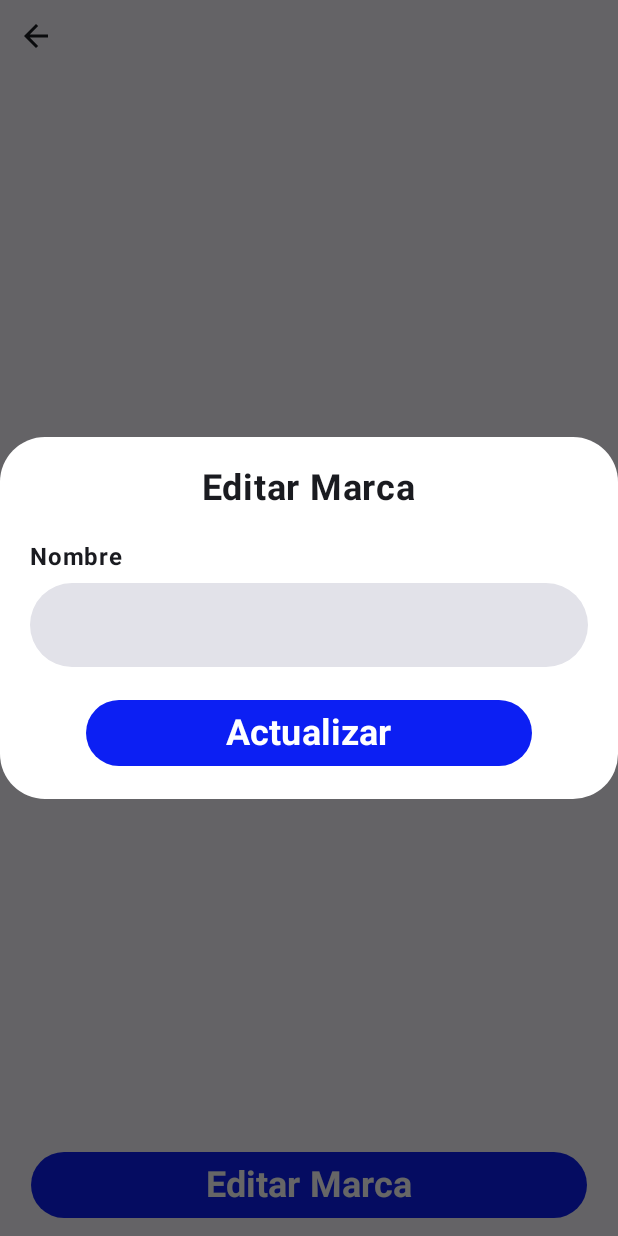
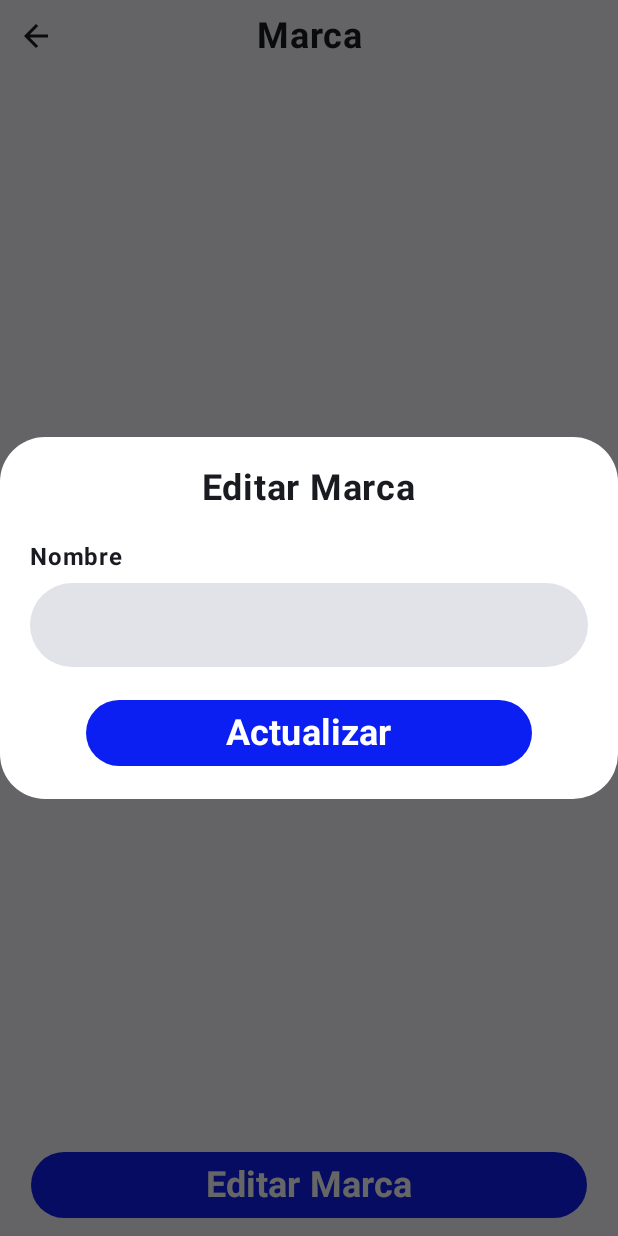
Before and after one commit to Yonjar-Android/FacturacionElUnico, an Android app built with Jetpack Compose: the composable BrandDetailScreen called with empty values, after a tap on "Editar Marca", on a phone screen of 412 x 824 dp. Run offline under Robolectric (Android 15) with nearby library versions, the phone set to English and light mode, and no system bars; our stand-ins replace Dagger/Hilt's generated code; 1 statement that could not run was skipped.

Commit message:
feat: changes in TopAppBarCustom and SearchBarComponent, also implement flow to show instant changes when update brand or category

```diff
--- a/app/src/main/java/com/example/facturacionelunico/data/database/dao/CategoriaDao.kt
+++ b/app/src/main/java/com/example/facturacionelunico/data/database/dao/CategoriaDao.kt
@@ -19,6 +19,9 @@ interface CategoriaDao {
     @Query("SELECT * FROM categoria")
     fun getAll(): Flow<List<CategoriaEntity>>
 
+    @Query("SELECT * FROM categoria WHERE id = :categoryId LIMIT 1")
+    fun getCategoryById(categoryId: Long): Flow<CategoriaEntity>
+
     @Query("""
     SELECT producto.id,
            producto.nombre as name,
--- a/app/src/main/java/com/example/facturacionelunico/data/database/dao/MarcaDao.kt
+++ b/app/src/main/java/com/example/facturacionelunico/data/database/dao/MarcaDao.kt
@@ -19,6 +19,9 @@ interface MarcaDao {
     @Query("SELECT * FROM marca")
     fun getAll(): Flow<List<MarcaEntity>>
 
+    @Query("SELECT * FROM marca WHERE id = :brandId LIMIT 1")
+    fun getBrandById(brandId: Long): Flow<MarcaEntity>
+
     @Query("""
     SELECT producto.id,
            producto.nombre as name,
--- a/app/src/main/java/com/example/facturacionelunico/data/repositories/BrandRepositoryImp.kt
+++ b/app/src/main/java/com/example/facturacionelunico/data/repositories/BrandRepositoryImp.kt
@@ -24,6 +24,15 @@ class BrandRepositoryImp @Inject constructor(
 
     }
 
+    override fun getBrandById(brandId: Long): Flow<BrandDomainModel> {
+        return brandDao.getBrandById(brandId).map {
+            BrandDomainModel(
+                brandId = it.id,
+                brandName = it.nombre
+            )
+        }
+    }
+
     override suspend fun getProductsByBrand(brandId: Long): List<DetailedProductModel> {
         return brandDao.getDetailedByBrandId(brandId)
     }
--- a/app/src/main/java/com/example/facturacionelunico/domain/repositories/BrandRepository.kt
+++ b/app/src/main/java/com/example/facturacionelunico/domain/repositories/BrandRepository.kt
@@ -7,6 +7,8 @@ import kotlinx.coroutines.flow.Flow
 interface BrandRepository {
     fun getBrands(): Flow<List<BrandDomainModel>>
 
+    fun getBrandById(brandId:Long):Flow<BrandDomainModel>
+
     suspend fun getProductsByBrand(brandId: Long): List<DetailedProductModel>
 
     suspend fun createBrand(brandName: String)
--- a/app/src/main/java/com/example/facturacionelunico/domain/repositories/CategoryRepository.kt
+++ b/app/src/main/java/com/example/facturacionelunico/domain/repositories/CategoryRepository.kt
@@ -8,6 +8,8 @@ interface CategoryRepository {
 
     fun getCategories(): Flow<List<CategoryDomainModel>>
 
+    fun getCategoryById(categoryId:Long): Flow<CategoryDomainModel>
+
     suspend fun getProductsByCategory(categoryId: Long): List<DetailedProductModel>
 
     suspend fun createCategory(categoryName: String)
--- a/app/src/main/java/com/example/facturacionelunico/presentation/productScreenTab/brandScreen/BrandScreen.kt
+++ b/app/src/main/java/com/example/facturacionelunico/presentation/productScreenTab/brandScreen/BrandScreen.kt
@@ -58,7 +58,8 @@ fun BrandScreen(
                 .padding(top = 10.dp)
         ) {
             var textValue by remember { mutableStateOf("") }
-            SearchBarComponent(textValue, onChangeValue = { textValue = it })
+            SearchBarComponent(textValue, onChangeValue = { textValue = it },
+                doSearch = {})
 
             Spacer(modifier = Modifier.size(10.dp))
 
@@ -66,7 +67,7 @@ fun BrandScreen(
                 items(brands) {
                     BrandItem(it,
                         navigate = { id, name ->
-                            navController.navigate("BrandDetailScreen/$id/$name")
+                            navController.navigate("BrandDetailScreen/$id")
                         })
                 }
             }
--- a/app/src/main/java/com/example/facturacionelunico/presentation/productScreenTab/brandScreen/brandDetailScreen/BrandDetailScreen.kt
+++ b/app/src/main/java/com/example/facturacionelunico/presentation/productScreenTab/brandScreen/brandDetailScreen/BrandDetailScreen.kt
@@ -30,17 +30,19 @@ import com.example.facturacionelunico.presentation.sharedComponents.TopAppBarCus
 @Composable
 fun BrandDetailScreen(
     brandId: Long,
-    brandName:String,
     navController: NavController,
     brandDetailScreenViewModel: BrandDetailScreenViewModel = hiltViewModel()
 ){
-    LaunchedEffect(Unit) {
+    LaunchedEffect(brandId) {
         brandDetailScreenViewModel.getProductsByBrand(brandId)
+        brandDetailScreenViewModel.observeBrand(brandId)
     }
+
+    val brand by brandDetailScreenViewModel.brand.collectAsStateWithLifecycle()
 
     val products by brandDetailScreenViewModel.products.collectAsStateWithLifecycle()
 
-    var textValue by remember { mutableStateOf("") }
+    var textValue by remember { mutableStateOf(brand?.brandName ?: "") }
     var showDialog by remember { mutableStateOf(false) }
 
     Column(
@@ -50,7 +52,7 @@ fun BrandDetailScreen(
 
         // Barra superior con título y flecha para navegar hacia atrás
         TopAppBarCustom(
-            title = brandName,
+            title = brand?.brandName ?: "Marca",
             onNavigationClick = { navController.navigateUp() }
         )
 
@@ -94,5 +96,4 @@ fun BrandDetailScreen(
             }
         )
     }
-
 }
--- a/app/src/main/java/com/example/facturacionelunico/presentation/productScreenTab/brandScreen/brandDetailScreen/BrandDetailScreenViewModel.kt
+++ b/app/src/main/java/com/example/facturacionelunico/presentation/productScreenTab/brandScreen/brandDetailScreen/BrandDetailScreenViewModel.kt
@@ -3,11 +3,11 @@ package com.example.facturacionelunico.presentation.productScreenTab.brandScreen
 import androidx.lifecycle.ViewModel
 import androidx.lifecycle.viewModelScope
 import com.example.facturacionelunico.domain.models.BrandDomainModel
-import com.example.facturacionelunico.domain.models.CategoryDomainModel
 import com.example.facturacionelunico.domain.models.DetailedProductModel
 import com.example.facturacionelunico.domain.repositories.BrandRepository
 import dagger.hilt.android.lifecycle.HiltViewModel
 import kotlinx.coroutines.flow.MutableStateFlow
+import kotlinx.coroutines.flow.StateFlow
 import kotlinx.coroutines.flow.asStateFlow
 import kotlinx.coroutines.launch
 import javax.inject.Inject
@@ -19,6 +19,17 @@ class BrandDetailScreenViewModel @Inject constructor(
 
     private var _products = MutableStateFlow<List<DetailedProductModel>>(emptyList())
     val products = _products.asStateFlow()
+
+    private val _brand = MutableStateFlow<BrandDomainModel?>(null)
+    val brand = _brand.asStateFlow()
+
+    fun observeBrand(brandId: Long) {
+        viewModelScope.launch {
+            repository.getBrandById(brandId).collect { brandEntity ->
+                _brand.value = brandEntity
+            }
+        }
+    }
 
     fun getProductsByBrand(brandId: Long) {
         viewModelScope.launch {
--- a/app/src/main/java/com/example/facturacionelunico/presentation/productScreenTab/categoryScreen/CategoryScreen.kt
+++ b/app/src/main/java/com/example/facturacionelunico/presentation/productScreenTab/categoryScreen/CategoryScreen.kt
@@ -57,7 +57,8 @@ fun CategoryScreen(
                 .padding(top = 10.dp)
         ) {
             var textValue by remember { mutableStateOf("") }
-            SearchBarComponent(textValue, onChangeValue = { textValue = it })
+            SearchBarComponent(textValue, onChangeValue = { textValue = it },
+                doSearch = {})
 
             Spacer(modifier = Modifier.size(10.dp))
 
@@ -65,7 +66,7 @@ fun CategoryScreen(
                 items(categories) {
                     CategoryItem(it,
                         navigate = { id, name ->
-                            navController.navigate("CategoryDetailScreen/$id/$name")
+                            navController.navigate("CategoryDetailScreen/$id")
                         })
                 }
             }
--- a/app/src/main/java/com/example/facturacionelunico/presentation/productScreenTab/productScreen/ProductScreen.kt
+++ b/app/src/main/java/com/example/facturacionelunico/presentation/productScreenTab/productScreen/ProductScreen.kt
@@ -50,7 +50,8 @@ fun ProductScreen(
         ) {
 
             var textValue by remember { mutableStateOf("") }
-            SearchBarComponent(textValue, onChangeValue = { textValue = it })
+            SearchBarComponent(textValue, onChangeValue = { textValue = it },
+                doSearch = {})
 
             Spacer(modifier = Modifier.size(15.dp))
 
--- a/app/src/main/java/com/example/facturacionelunico/presentation/productScreenTab/productScreen/ProductScreenViewModel.kt
+++ b/app/src/main/java/com/example/facturacionelunico/presentation/productScreenTab/productScreen/ProductScreenViewModel.kt
@@ -19,8 +19,8 @@ import javax.inject.Inject
 @HiltViewModel
 class ProductScreenViewModel @Inject constructor(
     private val repository: ProductRepository,
-    private val brandRepository: BrandRepository,
-    private val categoryRepository: CategoryRepository
+    brandRepository: BrandRepository,
+    categoryRepository: CategoryRepository
 ): ViewModel() {
 
     val products: StateFlow<List<DetailedProductModel>> = repository.getProducts()
--- a/app/src/main/java/com/example/facturacionelunico/presentation/sharedComponents/TopAppBarCustom.kt
+++ b/app/src/main/java/com/example/facturacionelunico/presentation/sharedComponents/TopAppBarCustom.kt
@@ -1,8 +1,10 @@
 package com.example.facturacionelunico.presentation.sharedComponents
 
+import androidx.compose.foundation.layout.Arrangement
+import androidx.compose.foundation.layout.Box
 import androidx.compose.foundation.layout.Row
-import androidx.compose.foundation.layout.Spacer
 import androidx.compose.foundation.layout.fillMaxWidth
+import androidx.compose.foundation.layout.height
 import androidx.compose.material.icons.Icons
 import androidx.compose.material.icons.automirrored.filled.ArrowBack
 import androidx.compose.material3.Icon
@@ -13,6 +15,7 @@ import androidx.compose.ui.Alignment
 import androidx.compose.ui.Modifier
 import androidx.compose.ui.text.font.FontWeight
 import androidx.compose.ui.text.style.TextAlign
+import androidx.compose.ui.unit.dp
 import androidx.compose.ui.unit.sp
 
 @Composable
@@ -20,23 +23,32 @@ fun TopAppBarCustom(
     title: String,                     // Título dinámico (único parámetro obligatorio)
     onNavigationClick: () -> Unit = {} // Acción de navegación (opcional, vacío por defecto)
 ) {
-    Row(
-        modifier = Modifier.fillMaxWidth(),
-        verticalAlignment = Alignment.CenterVertically
+    Box(
+        modifier = Modifier.fillMaxWidth()
     ) {
-        IconButton(onClick = onNavigationClick) {
+
+        IconButton(onClick = onNavigationClick,
+            modifier = Modifier.align(Alignment.TopStart)) {
             Icon(
                 imageVector = Icons.AutoMirrored.Filled.ArrowBack, // Icono fijo
                 contentDescription = "arrow back icon"
             )
         }
-        Spacer(modifier = Modifier.weight(1.2f))
+
+        Row(
+            modifier = Modifier.fillMaxWidth()
+                .height(38.dp),
+            verticalAlignment = Alignment.Bottom,
+            horizontalArrangement = Arrangement.Center
+        ) {
+
             Text(
                 text = title,
                 fontSize = 24.sp,
                 fontWeight = FontWeight.Bold,
                 textAlign = TextAlign.Center
             )
-        Spacer(modifier = Modifier.weight(2f))
         }
     }
+
+}
```
Also changed, not shown: app/src/main/java/com/example/facturacionelunico/MainActivity.kt (+17 -11 lines), app/src/main/java/com/example/facturacionelunico/data/repositories/CategoryRepositoryImp.kt (+8 -0 lines), app/src/main/java/com/example/facturacionelunico/presentation/productScreenTab/categoryScreen/categoryDetailScreen/CategoryDetailScreen.kt (+5 -3 lines), app/src/main/java/com/example/facturacionelunico/presentation/productScreenTab/categoryScreen/categoryDetailScreen/CategoryDetailScreenViewModel.kt (+10 -0 lines), app/src/main/java/com/example/facturacionelunico/presentation/productScreenTab/productScreen/productDetailScreen/ProductDetailScreen.kt (+16 -1 lines), app/src/main/java/com/example/facturacionelunico/presentation/productScreenTab/productScreen/productDetailScreen/ProductUpdateScreen.kt (added, +163 -0 lines), app/src/main/java/com/example/facturacionelunico/presentation/sharedComponents/SearchBarComponent.kt (+6 -2 lines). Lines whose indentation alone changed are shown as unchanged.
